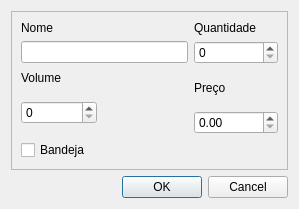
fvendrameto/Databases-Final-Project, file GUI/bebida.ui: the form before one commit.
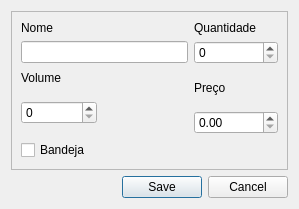
The form after the commit.

Diff of the .ui file:
```diff
--- a/GUI/bebida.ui
+++ b/GUI/bebida.ui
@@ -136,7 +136,7 @@
    <item row="1" column="1">
     <widget class="QDialogButtonBox" name="buttonBox">
      <property name="standardButtons">
-      <set>QDialogButtonBox::Cancel|QDialogButtonBox::Ok</set>
+      <set>QDialogButtonBox::Cancel|QDialogButtonBox::Save</set>
      </property>
     </widget>
    </item>
```
Left out of the diff: 3 changed lines with no effect on the pictures.
